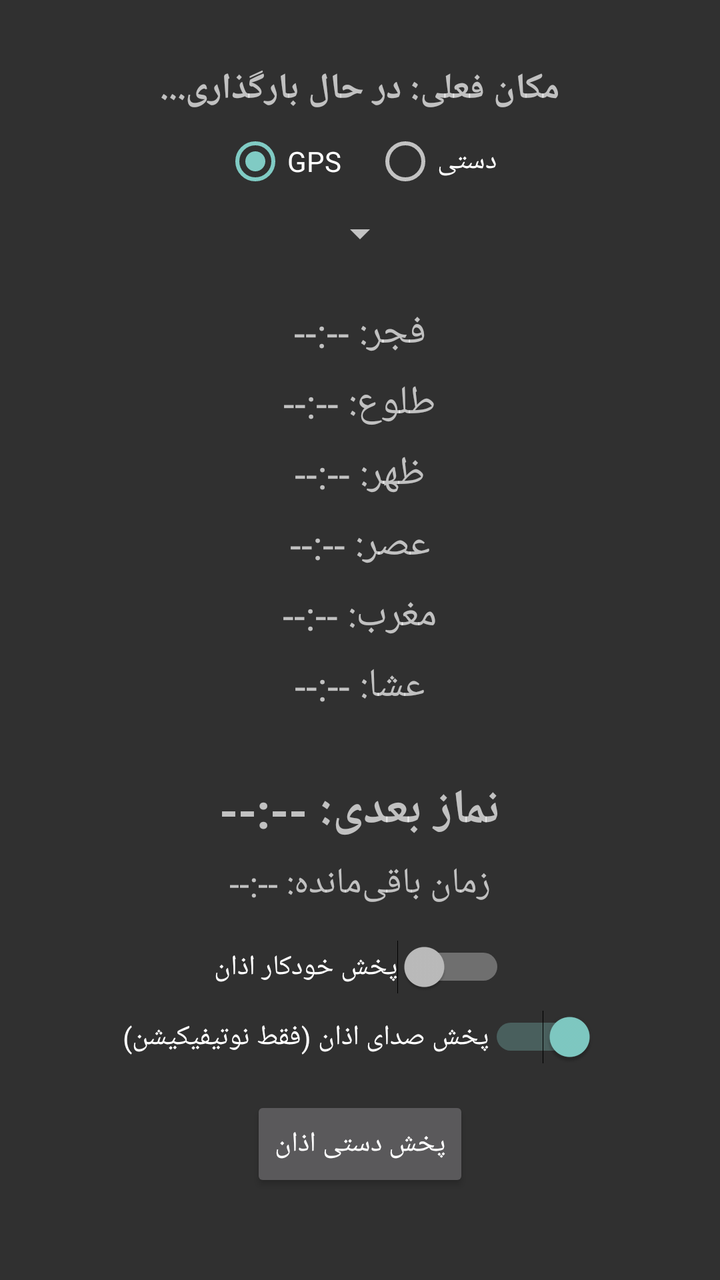
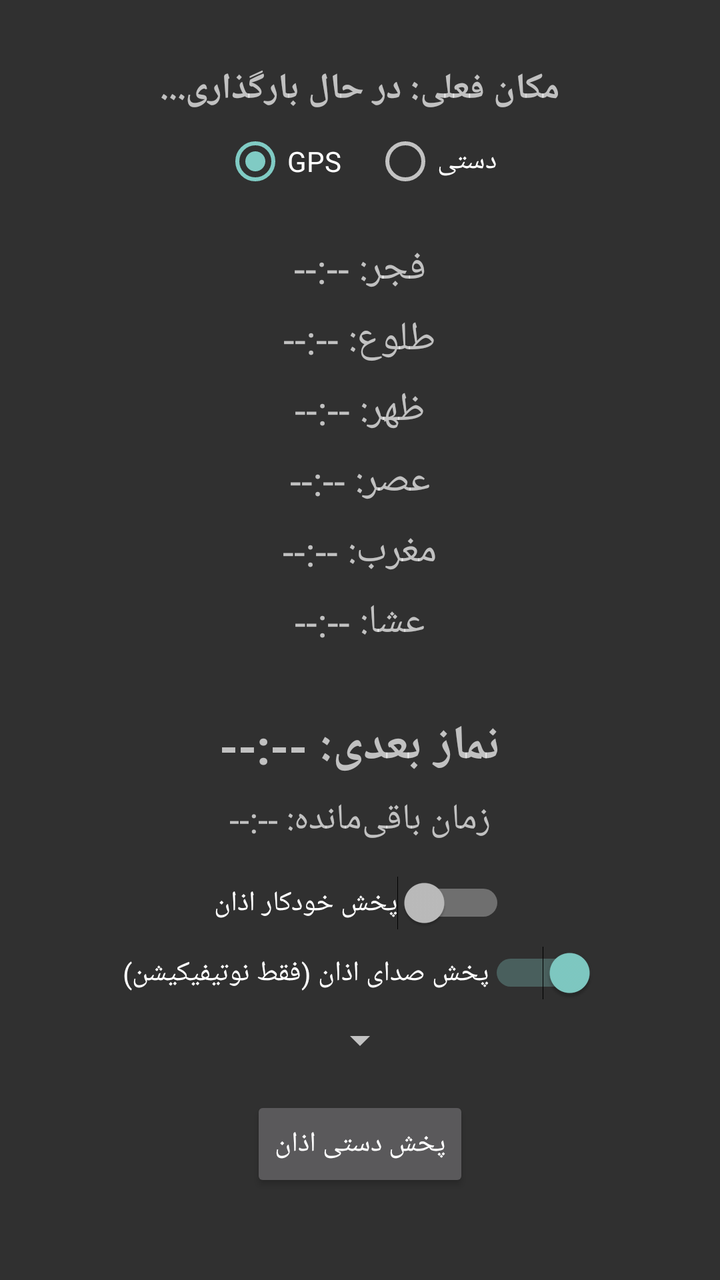

Two renders of the same Android screen: before a commit and after it. Below are the layout's source before the change and the commit's diff.
<!-- AndroidManifest.xml: application theme Theme.AppCompat.NoActionBar -->
<!-- res/layout/activity_prayer_times.xml -->
<?xml version="1.0" encoding="utf-8"?>
<LinearLayout xmlns:android="http://schemas.android.com/apk/res/android"
    xmlns:tools="http://schemas.android.com/tools"
    android:layout_width="match_parent"
    android:layout_height="match_parent"
    android:orientation="vertical"
    android:padding="16dp"
    android:gravity="center_horizontal"
    tools:context=".PrayerTimesActivity">

    <TextView
        android:id="@+id/text_current_location"
        android:layout_width="wrap_content"
        android:layout_height="wrap_content"
        android:layout_marginTop="16dp"
        android:text="مکان فعلی: در حال بارگذاری..."
        android:textSize="18sp"
        android:textStyle="bold" />

    <RadioGroup
        android:id="@+id/radio_group_location"
        android:layout_width="wrap_content"
        android:layout_height="wrap_content"
        android:layout_marginTop="8dp"
        android:orientation="horizontal">

        <RadioButton
            android:id="@+id/radio_gps"
            android:layout_width="wrap_content"
            android:layout_height="wrap_content"
            android:checked="true"
            android:text="GPS" />

        <RadioButton
            android:id="@+id/radio_manual"
            android:layout_width="wrap_content"
            android:layout_height="wrap_content"
            android:layout_marginStart="16dp"
            android:text="دستی" />
    </RadioGroup>

    <LinearLayout
        android:id="@+id/layout_manual_location"
        android:layout_width="match_parent"
        android:layout_height="wrap_content"
        android:orientation="vertical"
        android:gravity="center"
        android:visibility="gone"
        android:layout_marginTop="8dp">

        <Spinner
            android:id="@+id/spinner_country"
            android:layout_width="wrap_content"
            android:layout_height="wrap_content"
            android:layout_marginTop="8dp" />

        <Spinner
            android:id="@+id/spinner_province"
            android:layout_width="wrap_content"
            android:layout_height="wrap_content"
            android:layout_marginTop="8dp" />

        <Spinner
            android:id="@+id/spinner_city"
            android:layout_width="wrap_content"
            android:layout_height="wrap_content"
            android:layout_marginTop="8dp" />

        <Button
            android:id="@+id/btn_set_manual_location"
            android:layout_width="wrap_content"
            android:layout_height="wrap_content"
            android:layout_marginTop="8dp"
            android:text="تنظیم مکان دستی" />

    </LinearLayout>

    <Spinner
        android:id="@+id/spinner_calculation_method"
        android:layout_width="wrap_content"
        android:layout_height="wrap_content"
        android:layout_marginTop="8dp" />

    <TextView
        android:id="@+id/text_fajr"
        android:layout_width="wrap_content"
        android:layout_height="wrap_content"
        android:layout_marginTop="24dp"
        android:textSize="20sp"
        android:text="فجر: --:--" />

    <TextView
        android:id="@+id/text_sunrise"
        android:layout_width="wrap_content"
        android:layout_height="wrap_content"
        android:layout_marginTop="8dp"
        android:textSize="20sp"
        android:text="طلوع: --:--" />

    <TextView
        android:id="@+id/text_dhuhr"
        android:layout_width="wrap_content"
        android:layout_height="wrap_content"
        android:layout_marginTop="8dp"
        android:textSize="20sp"
        android:text="ظهر: --:--" />

    <TextView
        android:id="@+id/text_asr"
        android:layout_width="wrap_content"
        android:layout_height="wrap_content"
        android:layout_marginTop="8dp"
        android:textSize="20sp"
        android:text="عصر: --:--" />

    <TextView
        android:id="@+id/text_maghrib"
        android:layout_width="wrap_content"
        android:layout_height="wrap_content"
        android:layout_marginTop="8dp"
        android:textSize="20sp"
        android:text="مغرب: --:--" />

    <TextView
        android:id="@+id/text_isha"
        android:layout_width="wrap_content"
        android:layout_height="wrap_content"
        android:layout_marginTop="8dp"
        android:textSize="20sp"
        android:text="عشا: --:--" />

    <TextView
        android:id="@+id/text_next_prayer_time"
        android:layout_width="wrap_content"
        android:layout_height="wrap_content"
        android:layout_marginTop="32dp"
        android:textSize="24sp"
        android:textStyle="bold"
        android:text="نماز بعدی: --:--" />

    <TextView
        android:id="@+id/text_remaining_time"
        android:layout_width="wrap_content"
        android:layout_height="wrap_content"
        android:layout_marginTop="8dp"
        android:textSize="18sp"
        android:text="زمان باقی‌مانده: --:--" />

    <Switch
        android:id="@+id/switch_auto_adhan"
        android:layout_width="wrap_content"
        android:layout_height="wrap_content"
        android:layout_marginTop="16dp"
        android:text="پخش خودکار اذان" />

    <Switch
        android:id="@+id/switch_play_adhan_sound"
        android:layout_width="wrap_content"
        android:layout_height="wrap_content"
        android:layout_marginTop="8dp"
        android:checked="true"
        android:text="پخش صدای اذان (فقط نوتیفیکیشن)" />

    <Button
        android:id="@+id/btn_play_adhan"
        android:layout_width="wrap_content"
        android:layout_height="wrap_content"
        android:layout_marginTop="16dp"
        android:text="پخش دستی اذان" />

</LinearLayout>
<!-- resources referenced by this layout -->
<resources>

</resources>

<!-- the commit's change to res/layout/activity_prayer_times.xml (unified diff, before → after) -->
@@ -75,11 +75,7 @@
 
     </LinearLayout>
 
-    <Spinner
-        android:id="@+id/spinner_calculation_method"
-        android:layout_width="wrap_content"
-        android:layout_height="wrap_content"
-        android:layout_marginTop="8dp" />
+
 
     <TextView
         android:id="@+id/text_fajr"
@@ -160,6 +156,11 @@
         android:layout_marginTop="8dp"
         android:checked="true"
         android:text="پخش صدای اذان (فقط نوتیفیکیشن)" />
+    <Spinner
+        android:id="@+id/spinner_calculation_method"
+        android:layout_width="wrap_content"
+        android:layout_height="wrap_content"
+        android:layout_marginTop="8dp" />
 
     <Button
         android:id="@+id/btn_play_adhan"
@@ -168,4 +169,11 @@
         android:layout_marginTop="16dp"
         android:text="پخش دستی اذان" />
 
+    <Button
+        android:id="@+id/btn_get_location"
+        android:layout_width="wrap_content"
+        android:layout_height="wrap_content"
+        android:layout_marginTop="16dp"
+        android:text="گرفتن مکان" />
+
 </LinearLayout>
